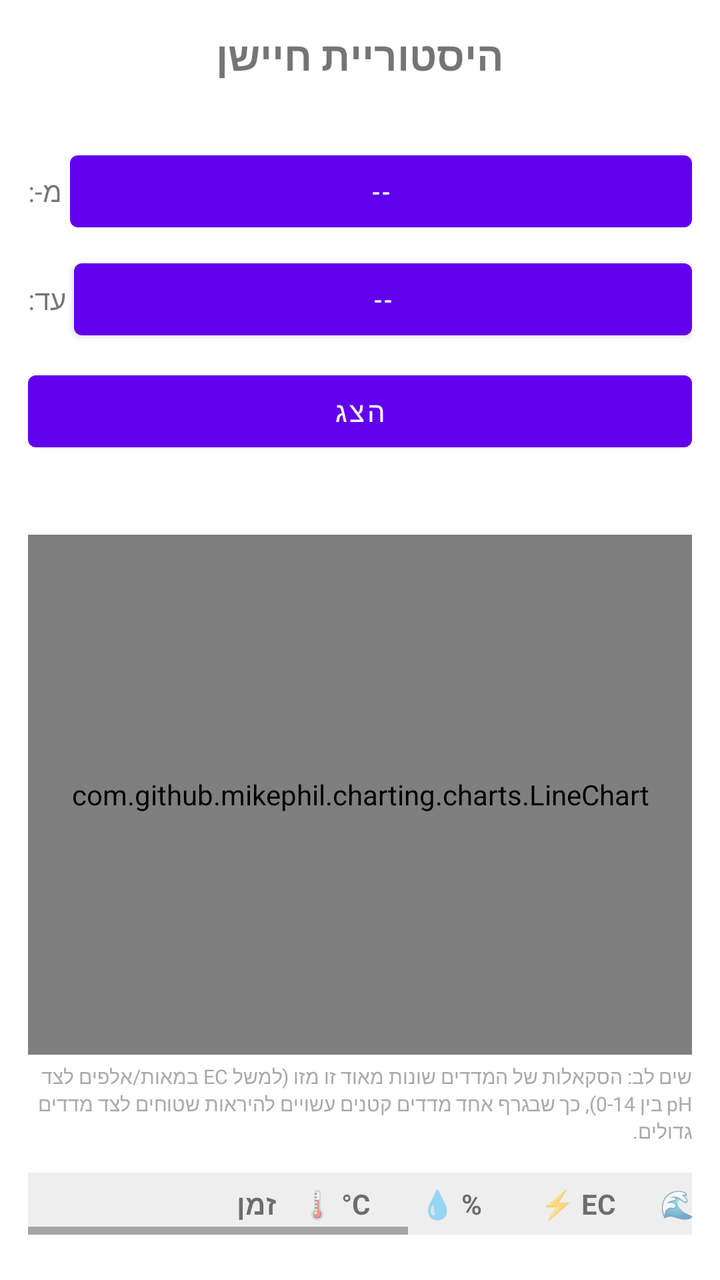
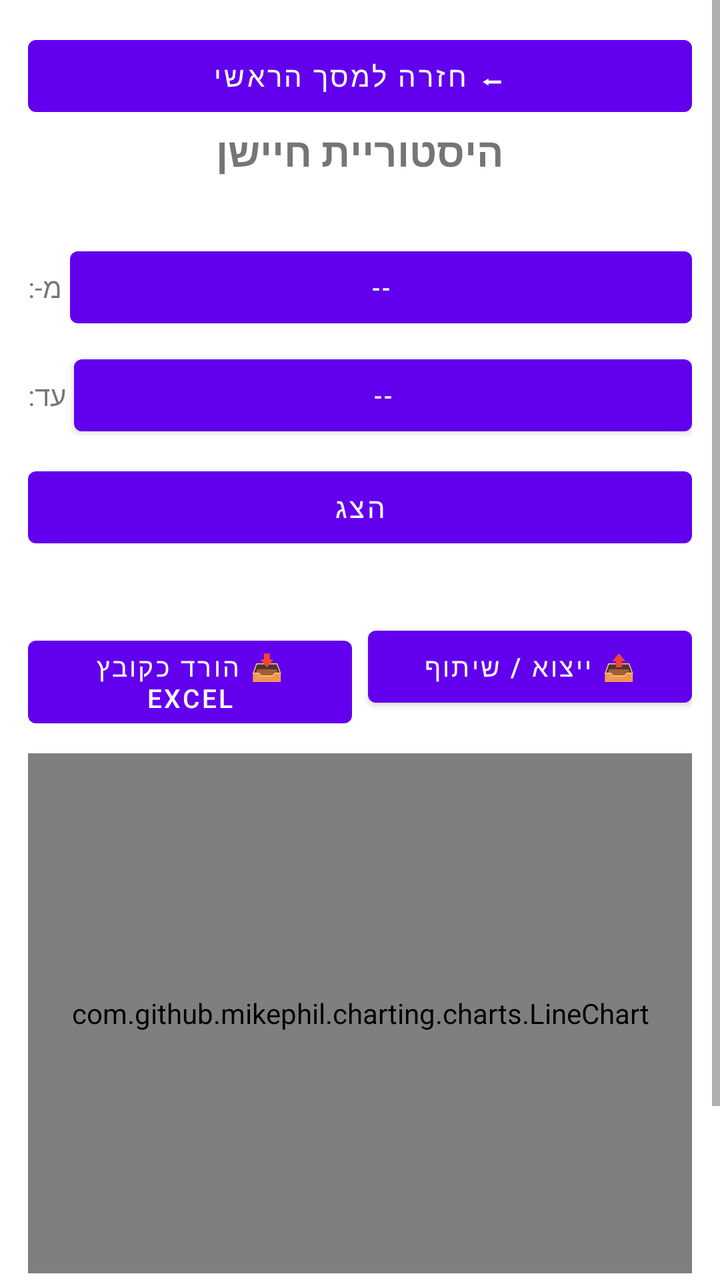

Screens rendered from an Android XML layout before and after an edit, with the pre-edit source and the edit as a unified diff.
<!-- AndroidManifest.xml: application theme Theme.SoilSensorReader -->
<!-- res/layout/activity_history.xml -->
<?xml version="1.0" encoding="utf-8"?>
<ScrollView xmlns:android="http://schemas.android.com/apk/res/android"
    android:layout_width="match_parent"
    android:layout_height="match_parent"
    android:background="#FFFFFF">

    <LinearLayout
        android:layout_width="match_parent"
        android:layout_height="wrap_content"
        android:orientation="vertical"
        android:padding="14dp">

        <TextView
            android:id="@+id/tvHistoryTitle"
            android:layout_width="match_parent"
            android:layout_height="wrap_content"
            android:gravity="center"
            android:text="היסטוריית חיישן"
            android:textSize="20sp"
            android:textStyle="bold" />

        <TextView
            android:id="@+id/tvHistorySensorLabel"
            android:layout_width="match_parent"
            android:layout_height="wrap_content"
            android:layout_marginTop="2dp"
            android:gravity="center"
            android:text=""
            android:textSize="12sp"
            android:textColor="#888888" />

        
        <LinearLayout
            android:layout_width="match_parent"
            android:layout_height="wrap_content"
            android:layout_marginTop="12dp"
            android:orientation="horizontal"
            android:gravity="center_vertical">

            <TextView
                android:layout_width="wrap_content"
                android:layout_height="wrap_content"
                android:text="מ-:"
                android:textSize="14sp" />

            <Button
                android:id="@+id/btnFromDate"
                android:layout_width="0dp"
                android:layout_height="wrap_content"
                android:layout_weight="1"
                android:layout_marginStart="4dp"
                android:textSize="12sp"
                android:text="--" />
        </LinearLayout>

        <LinearLayout
            android:layout_width="match_parent"
            android:layout_height="wrap_content"
            android:layout_marginTop="6dp"
            android:orientation="horizontal"
            android:gravity="center_vertical">

            <TextView
                android:layout_width="wrap_content"
                android:layout_height="wrap_content"
                android:text="עד:"
                android:textSize="14sp" />

            <Button
                android:id="@+id/btnToDate"
                android:layout_width="0dp"
                android:layout_height="wrap_content"
                android:layout_weight="1"
                android:layout_marginStart="4dp"
                android:textSize="12sp"
                android:text="--" />
        </LinearLayout>

        <Button
            android:id="@+id/btnRefreshHistory"
            android:layout_width="match_parent"
            android:layout_height="wrap_content"
            android:layout_marginTop="8dp"
            android:text="הצג" />

        <TextView
            android:id="@+id/tvHistoryStatus"
            android:layout_width="match_parent"
            android:layout_height="wrap_content"
            android:layout_marginTop="6dp"
            android:gravity="center"
            android:text=""
            android:textSize="13sp"
            android:textColor="#888888" />

        
        <com.github.mikephil.charting.charts.LineChart
            android:id="@+id/chartHistory"
            android:layout_width="match_parent"
            android:layout_height="260dp"
            android:layout_marginTop="14dp" />

        <TextView
            android:layout_width="match_parent"
            android:layout_height="wrap_content"
            android:layout_marginTop="4dp"
            android:text="שים לב: הסקאלות של המדדים שונות מאוד זו מזו (למשל EC במאות/אלפים לצד pH בין 0-14), כך שבגרף אחד מדדים קטנים עשויים להיראות שטוחים לצד מדדים גדולים."
            android:textSize="10sp"
            android:textColor="#AAAAAA" />

        
        <HorizontalScrollView
            android:layout_width="match_parent"
            android:layout_height="wrap_content"
            android:layout_marginTop="14dp">

            <TableLayout
                android:id="@+id/tableHistory"
                android:layout_width="wrap_content"
                android:layout_height="wrap_content"
                android:stretchColumns="*">

                <TableRow android:background="#EEEEEE">
                    <TextView android:padding="6dp" android:textStyle="bold" android:text="זמן" android:minWidth="130dp" />
                    <TextView android:padding="6dp" android:textStyle="bold" android:text="🌡️ °C" android:minWidth="60dp" />
                    <TextView android:padding="6dp" android:textStyle="bold" android:text="💧 %" android:minWidth="60dp" />
                    <TextView android:padding="6dp" android:textStyle="bold" android:text="⚡ EC" android:minWidth="60dp" />
                    <TextView android:padding="6dp" android:textStyle="bold" android:text="🌊 Sal" android:minWidth="60dp" />
                    <TextView android:padding="6dp" android:textStyle="bold" android:text="N" android:minWidth="50dp" />
                    <TextView android:padding="6dp" android:textStyle="bold" android:text="P" android:minWidth="50dp" />
                    <TextView android:padding="6dp" android:textStyle="bold" android:text="K" android:minWidth="50dp" />
                    <TextView android:padding="6dp" android:textStyle="bold" android:text="🧪 pH" android:minWidth="60dp" />
                </TableRow>
                
            </TableLayout>
        </HorizontalScrollView>

    </LinearLayout>
</ScrollView>
<!-- resources referenced by this layout -->
<resources>
  <style name="Theme.SoilSensorReader" parent="Theme.MaterialComponents.DayNight.NoActionBar" />
</resources>

<!-- the commit's change to res/layout/activity_history.xml (unified diff, before → after) -->
@@ -9,6 +9,12 @@
         android:layout_height="wrap_content"
         android:orientation="vertical"
         android:padding="14dp">
+
+        <Button
+            android:id="@+id/btnBackHome"
+            android:layout_width="match_parent"
+            android:layout_height="wrap_content"
+            android:text="⬅ חזרה למסך הראשי" />
 
         <TextView
             android:id="@+id/tvHistoryTitle"
@@ -94,6 +100,32 @@
             android:textColor="#888888" />
 
         
+        <LinearLayout
+            android:layout_width="match_parent"
+            android:layout_height="wrap_content"
+            android:layout_marginTop="8dp"
+            android:orientation="horizontal">
+
+            <Button
+                android:id="@+id/btnExportExcel"
+                android:layout_width="0dp"
+                android:layout_height="wrap_content"
+                android:layout_weight="1"
+                android:layout_marginEnd="4dp"
+                android:textSize="13sp"
+                android:text="📥 הורד כקובץ Excel" />
+
+            <Button
+                android:id="@+id/btnShareExcel"
+                android:layout_width="0dp"
+                android:layout_height="wrap_content"
+                android:layout_weight="1"
+                android:layout_marginStart="4dp"
+                android:textSize="13sp"
+                android:text="📤 ייצוא / שיתוף" />
+        </LinearLayout>
+
+        
         <com.github.mikephil.charting.charts.LineChart
             android:id="@+id/chartHistory"
             android:layout_width="match_parent"
